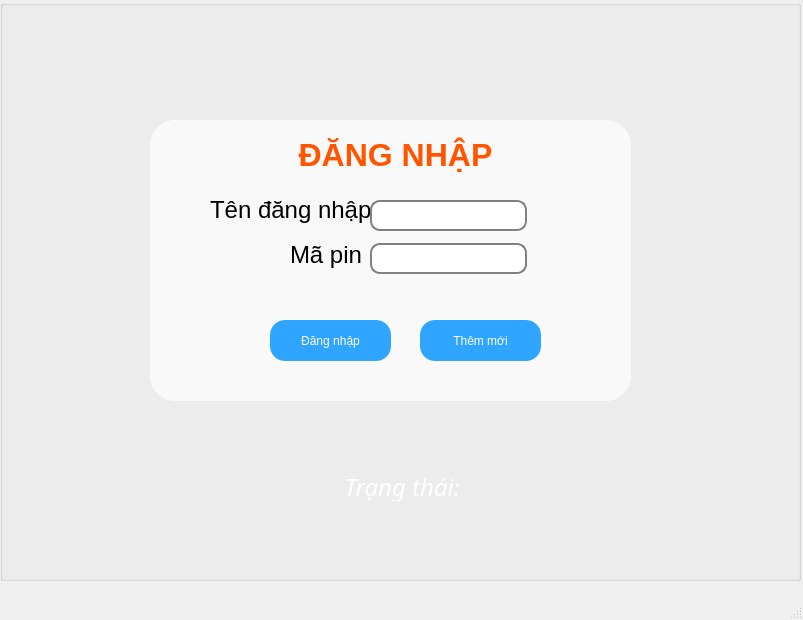
Old version of the form QuanLyChiTieu/loginapp.ui in the repository derektruong/ExpenseManagement.
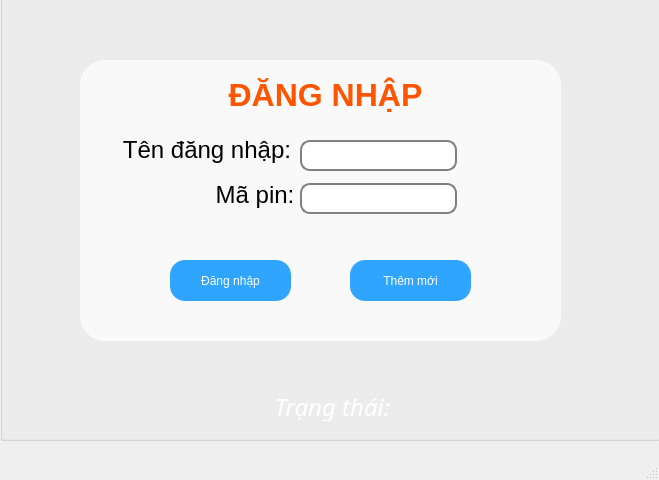
New version of the form. Icons and pictures are not drawn.

Diff of the .ui file:
```diff
--- a/QuanLyChiTieu/loginapp.ui
+++ b/QuanLyChiTieu/loginapp.ui
@@ -6,8 +6,8 @@
    <rect>
     <x>0</x>
     <y>0</y>
-    <width>803</width>
-    <height>620</height>
+    <width>659</width>
+    <height>480</height>
    </rect>
   </property>
   <property name="windowTitle">
@@ -24,8 +24,8 @@
    <widget class="QGroupBox" name="groupBox">
     <property name="geometry">
      <rect>
-      <x>150</x>
-      <y>120</y>
+      <x>80</x>
+      <y>60</y>
       <width>481</width>
       <height>281</height>
      </rect>
@@ -41,9 +41,9 @@
     <widget class="QLabel" name="label_TenDangNhap">
      <property name="geometry">
       <rect>
-       <x>60</x>
+       <x>40</x>
        <y>70</y>
-       <width>161</width>
+       <width>171</width>
        <height>41</height>
       </rect>
      </property>
@@ -52,15 +52,15 @@
 background-color: rgb(228, 236, 255,10);</string>
      </property>
      <property name="text">
-      <string>&lt;html&gt;&lt;head/&gt;&lt;body&gt;&lt;p&gt;&lt;span style=&quot; font-size:18pt; color:#000000;&quot;&gt;Tên đăng nhập&lt;/span&gt;&lt;/p&gt;&lt;/body&gt;&lt;/html&gt;</string>
+      <string>&lt;html&gt;&lt;head/&gt;&lt;body&gt;&lt;p align=&quot;right&quot;&gt;&lt;span style=&quot; font-size:18pt; color:#000000;&quot;&gt;Tên đăng nhập:&lt;/span&gt;&lt;/p&gt;&lt;/body&gt;&lt;/html&gt;</string>
      </property>
     </widget>
     <widget class="QLabel" name="label_MaPin">
      <property name="geometry">
       <rect>
-       <x>140</x>
+       <x>130</x>
        <y>120</y>
-       <width>81</width>
+       <width>91</width>
        <height>31</height>
       </rect>
      </property>
@@ -69,7 +69,7 @@
 background-color: rgb(228, 236, 255,10);</string>
      </property>
      <property name="text">
-      <string>&lt;html&gt;&lt;head/&gt;&lt;body&gt;&lt;p&gt;&lt;span style=&quot; font-size:18pt; color:#000000;&quot;&gt;Mã pin &lt;/span&gt;&lt;/p&gt;&lt;/body&gt;&lt;/html&gt;</string>
+      <string>&lt;html&gt;&lt;head/&gt;&lt;body&gt;&lt;p align=&quot;right&quot;&gt;&lt;span style=&quot; font-size:18pt; color:#000000;&quot;&gt;Mã pin: &lt;/span&gt;&lt;/p&gt;&lt;/body&gt;&lt;/html&gt;</string>
      </property>
     </widget>
     <widget class="QLineEdit" name="lineEdit_TenDangNhap">
@@ -89,6 +89,7 @@
      </property>
      <property name="styleSheet">
       <string notr="true">background-color: rgb(246, 244, 255);
+font: 75 13pt &quot;Segoe UI&quot;;
 background-color: rgb(255, 255, 255);
 border: 2px solid gray;
 border-radius: 10px;</string>
@@ -107,7 +108,8 @@
       <string notr="true">background-color: rgb(246, 244, 255);
 background-color: rgb(255, 255, 255);
 border: 2px solid gray;
-border-radius: 10px;</string>
+border-radius: 10px;
+font: 75 11pt &quot;Segoe UI&quot;;</string>
      </property>
      <property name="echoMode">
       <enum>QLineEdit::Password</enum>
@@ -116,7 +118,7 @@
     <widget class="QPushButton" name="pushButton_DangNhap">
      <property name="geometry">
       <rect>
-       <x>120</x>
+       <x>90</x>
        <y>200</y>
        <width>121</width>
        <height>41</height>
@@ -171,9 +173,9 @@
     <property name="geometry">
      <rect>
       <x>0</x>
-      <y>0</y>
-      <width>801</width>
-      <height>581</height>
+      <y>-10</y>
+      <width>661</width>
+      <height>451</height>
      </rect>
     </property>
     <property name="styleSheet">
@@ -182,12 +184,13 @@
     <property name="title">
      <string/>
     </property>
+   </widget>
     <widget class="QLabel" name="label_TrangThai">
      <property name="geometry">
       <rect>
-       <x>240</x>
-       <y>470</y>
-       <width>331</width>
+      <x>180</x>
+      <y>390</y>
+      <width>311</width>
        <height>31</height>
       </rect>
      </property>
@@ -210,16 +213,16 @@
       <string>&lt;html&gt;&lt;head/&gt;&lt;body&gt;&lt;p align=&quot;center&quot;&gt;&lt;span style=&quot; color:#ffffff;&quot;&gt;Trạng thái: &lt;/span&gt;&lt;/p&gt;&lt;/body&gt;&lt;/html&gt;</string>
      </property>
     </widget>
-   </widget>
    <zorder>groupBox_2</zorder>
    <zorder>groupBox</zorder>
+   <zorder>label_TrangThai</zorder>
   </widget>
   <widget class="QMenuBar" name="menubar">
    <property name="geometry">
     <rect>
      <x>0</x>
      <y>0</y>
-     <width>803</width>
+     <width>659</width>
      <height>21</height>
     </rect>
    </property>
```
Lines whose indentation alone changed are shown as unchanged.
